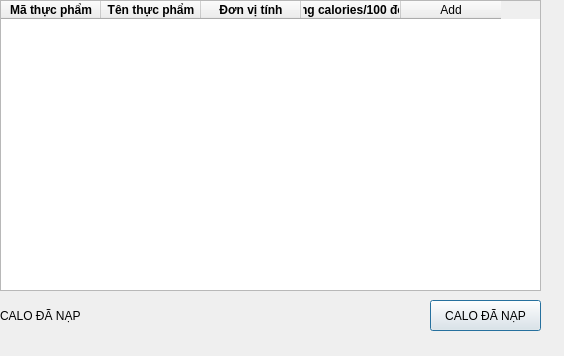
First picture: the form in forms/foodtab.ui, repository Huy-nguyen-here/CalCal, before the edit.
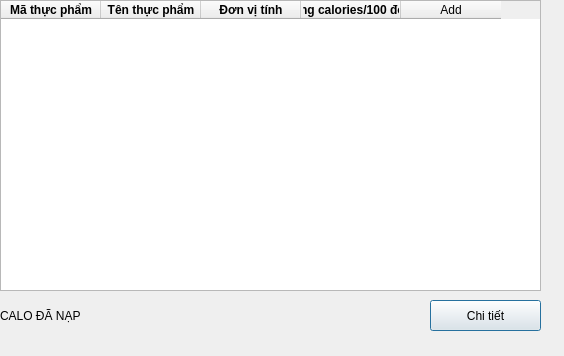
Second picture: the form after the edit.

The edit to the form file:
```diff
--- a/forms/foodtab.ui
+++ b/forms/foodtab.ui
@@ -97,7 +97,7 @@
     </rect>
    </property>
    <property name="text">
-    <string>CALO ĐÃ NẠP</string>
+    <string>Chi tiết</string>
    </property>
   </widget>
  </widget>
```
